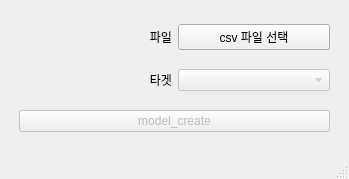
Old version of the form tensor_test/ui/main_form.ui in the repository 100dlswjd/create_model.
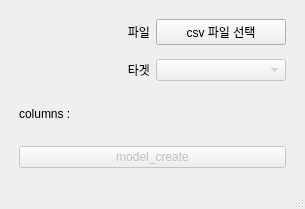
New version of the form.

Commit message: 컬럼 리스트 보여주기

Patch:
```diff
--- a/tensor_test/ui/main_form.ui
+++ b/tensor_test/ui/main_form.ui
@@ -6,8 +6,8 @@
    <rect>
     <x>0</x>
     <y>0</y>
-    <width>349</width>
-    <height>179</height>
+    <width>305</width>
+    <height>209</height>
    </rect>
   </property>
   <property name="windowTitle">
@@ -95,6 +95,36 @@
         </item>
        </layout>
       </item>
+      <item>
+       <layout class="QHBoxLayout" name="horizontalLayout_5">
+        <property name="leftMargin">
+         <number>4</number>
+        </property>
+        <property name="topMargin">
+         <number>4</number>
+        </property>
+        <property name="rightMargin">
+         <number>4</number>
+        </property>
+        <property name="bottomMargin">
+         <number>4</number>
+        </property>
+        <item>
+         <widget class="QLabel" name="label_columns">
+          <property name="text">
+           <string>columns : </string>
+          </property>
+         </widget>
+        </item>
+        <item>
+         <widget class="QLabel" name="label_colum_list">
+          <property name="text">
+           <string/>
+          </property>
+         </widget>
+        </item>
+       </layout>
+      </item>
       <item>
        <layout class="QHBoxLayout" name="horizontalLayout_3">
         <property name="leftMargin">
```
Left out of the diff: 6 changed lines with no effect on the pictures. The commit also changes 1 other file.
